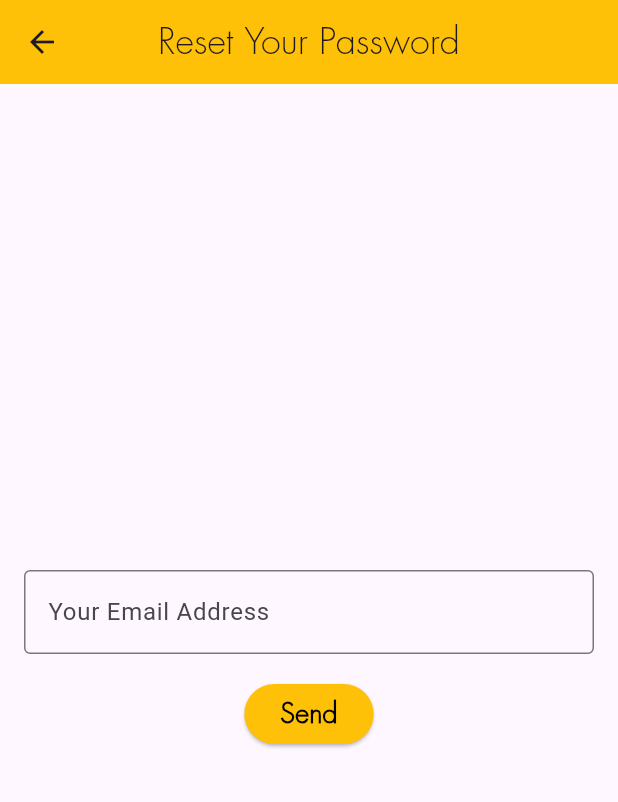
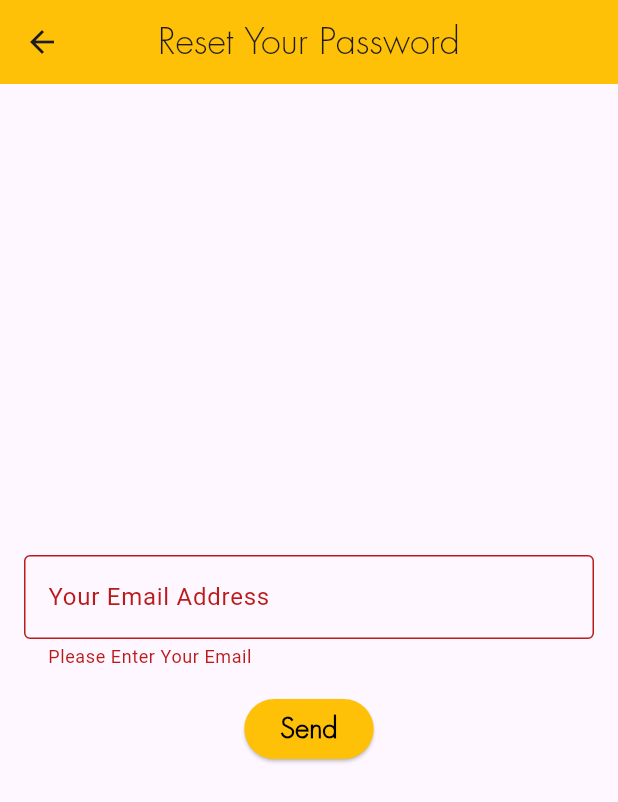
Before and after one commit to Ali-AbdulHadii/Instachat-ChatApp, a Flutter app: the ForgotPass screen opened directly, after a tap on "Send", on a phone screen of 412 x 824 dp. Shown: the top 802 px of the screen. Run offline on Flutter 3.47's test engine with Material 3 defaults, Android fonts, the phone set to English and light mode, and no system bars; our stand-ins replace cloud_firestore, firebase_auth, firebase_core, random_string, shared_preferences; accounts and stored records are empty; network calls fail.

```diff
--- a/lib/Pages/forgotpass.dart
+++ b/lib/Pages/forgotpass.dart
@@ -1,4 +1,7 @@
 import 'package:flutter/material.dart';
+import 'package:firebase_auth/firebase_auth.dart';
+import 'package:firebase_core/firebase_core.dart';
+import 'package:cloud_firestore/cloud_firestore.dart';
 
 class ForgotPass extends StatefulWidget {
   const ForgotPass({super.key});
@@ -8,7 +11,35 @@ class ForgotPass extends StatefulWidget {
 }
 
 class _ForgotPassState extends State<ForgotPass> {
+  //
+  String email = "";
+  final _formkey = GlobalKey<FormState>();
+
   TextEditingController _emailController = TextEditingController();
+
+  passwordReset() async {
+    try {
+      await FirebaseAuth.instance.sendPasswordResetEmail(email: email);
+      ScaffoldMessenger.of(context).showSnackBar(
+        SnackBar(
+            content: Text(
+          "An Email has been sent to your inbox.",
+          style: TextStyle(fontFamily: "Montserrat-R", fontSize: 20),
+        )),
+      );
+    } on FirebaseAuthException catch (t) {
+      if (t.code == "user-not-found") {
+        ScaffoldMessenger.of(context).showSnackBar(
+          SnackBar(
+              content: Text(
+            "User asscoiated with this Email has not been found.",
+            style: TextStyle(fontFamily: "Montserrat-R", fontSize: 20),
+          )),
+        );
+      }
+    }
+  }
+
   @override
   Widget build(BuildContext context) {
     return Scaffold(
@@ -23,21 +54,39 @@ class _ForgotPassState extends State<ForgotPass> {
       ),
       body: Padding(
         padding: EdgeInsets.all(16),
+        child: Form(
+          //form key here
+          key: _formkey,
           child: Column(
             mainAxisAlignment: MainAxisAlignment.center,
             children: [
               //input for email
-            TextField(
+              TextFormField(
                 controller: _emailController,
+                validator: (value) {
+                  if (value == null || value.isEmpty) {
+                    return "Please Enter Your Email";
+                  }
+                  return null;
+                },
                 decoration: InputDecoration(
                     labelText: 'Your Email Address',
-                  border: OutlineInputBorder(borderSide: BorderSide(width: 1))),
+                    border:
+                        OutlineInputBorder(borderSide: BorderSide(width: 1))),
               ),
               //send reset password email
               const SizedBox(height: 16),
               ElevatedButton(
                 onPressed: () {
-                // TO DO, handles forgetting password logic is here
+                  //handles forgetting password logic is here
+                  if (_formkey.currentState!.validate()) {
+                    setState(
+                      () {
+                        email = _emailController.text;
+                      },
+                    );
+                  }
+                  passwordReset();
                 },
                 style: ElevatedButton.styleFrom(primary: Colors.amber),
                 child: Text(
@@ -52,6 +101,7 @@ class _ForgotPassState extends State<ForgotPass> {
             ],
           ),
         ),
+      ),
     );
   }
 }
--- a/lib/Pages/homepage.dart
+++ b/lib/Pages/homepage.dart
@@ -1,4 +1,5 @@
 import 'package:flutter/material.dart';
+import 'package:chatappdemo1/Pages/addfriend.dart';
 
 class Home extends StatefulWidget {
   const Home({super.key});
@@ -216,6 +217,8 @@ class _HomeState extends State<Home> {
           //adding friends logic here
           //opens a dialog or navigate to another screen for adding friends
           //depending on design
+          Navigator.push(
+              context, MaterialPageRoute(builder: (context) => addFriend()));
         },
         backgroundColor: Colors.deepPurpleAccent,
         child: Icon(Icons.person_add),
```
Also changed, not shown: lib/Pages/addfriend.dart (added, +109 -0 lines), lib/Pages/testCode.dart (+1 -70 lines), lib/services/database.dart (+10 -0 lines). Lines whose indentation alone changed are shown as unchanged.
